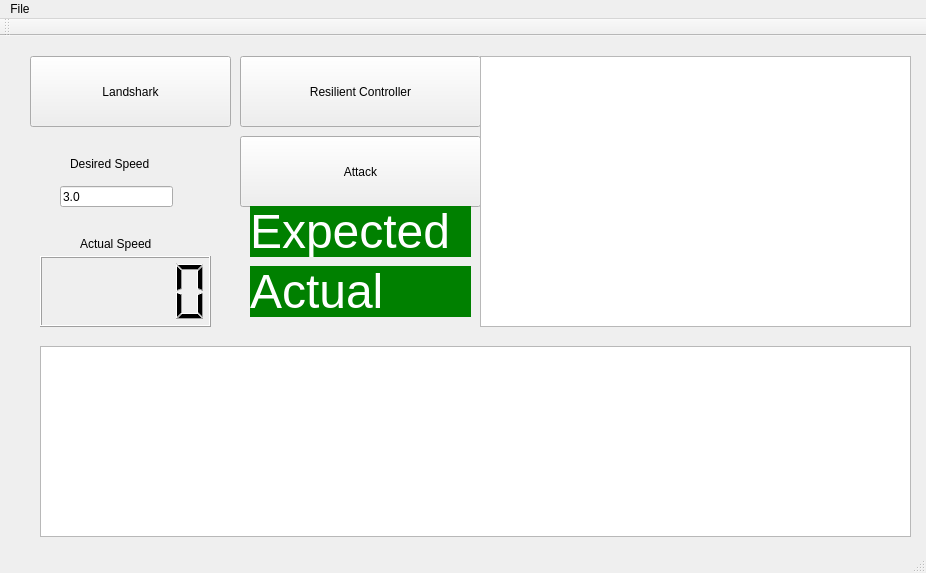
PRECISE/HACMSDemo, file hacms/mainwindow.ui: the form before one commit.
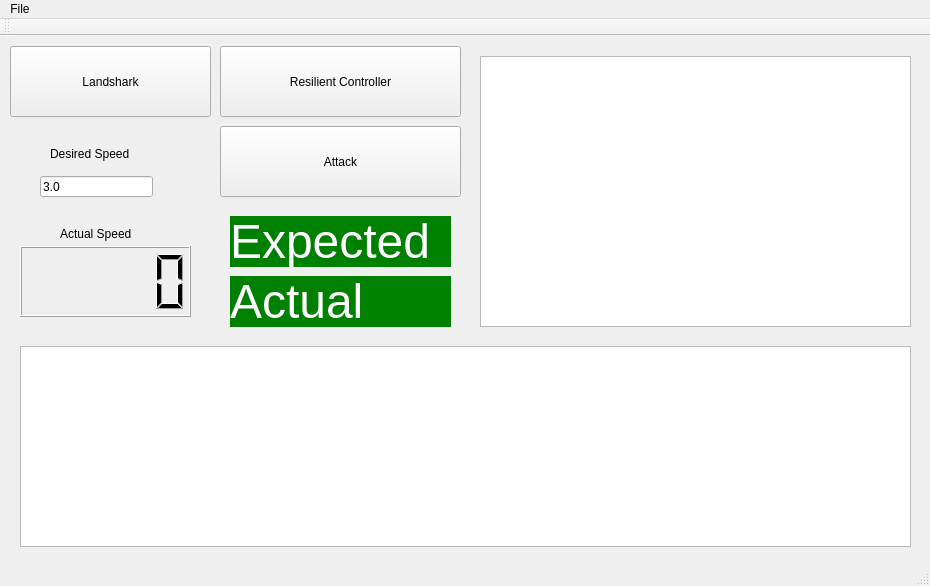
The form after the commit.

Commit message: Updated UI to improve object locations.

```diff
--- a/hacms/mainwindow.ui
+++ b/hacms/mainwindow.ui
@@ -7,8 +7,8 @@
    <rect>
     <x>0</x>
     <y>0</y>
-    <width>926</width>
-    <height>573</height>
+    <width>930</width>
+    <height>586</height>
    </rect>
   </property>
   <property name="windowTitle">
@@ -21,8 +21,8 @@
    <widget class="QPushButton" name="landsharkButton">
     <property name="geometry">
      <rect>
-      <x>30</x>
-      <y>20</y>
+      <x>10</x>
+      <y>10</y>
       <width>201</width>
       <height>71</height>
      </rect>
@@ -37,8 +37,8 @@
    <widget class="QPushButton" name="rcButton">
     <property name="geometry">
      <rect>
-      <x>240</x>
-      <y>20</y>
+      <x>220</x>
+      <y>10</y>
       <width>241</width>
       <height>71</height>
      </rect>
@@ -53,8 +53,8 @@
    <widget class="QPushButton" name="attackButton">
     <property name="geometry">
      <rect>
-      <x>240</x>
-      <y>100</y>
+      <x>220</x>
+      <y>90</y>
       <width>241</width>
       <height>71</height>
      </rect>
@@ -69,8 +69,8 @@
    <widget class="QLCDNumber" name="actualSpeedLCD">
     <property name="geometry">
      <rect>
-      <x>40</x>
-      <y>220</y>
+      <x>20</x>
+      <y>210</y>
       <width>171</width>
       <height>71</height>
      </rect>
@@ -79,8 +79,8 @@
    <widget class="QLabel" name="expectedLabel">
     <property name="geometry">
      <rect>
-      <x>250</x>
-      <y>170</y>
+      <x>230</x>
+      <y>180</y>
       <width>221</width>
       <height>51</height>
      </rect>
@@ -100,8 +100,8 @@
    <widget class="QLabel" name="actualLabel">
     <property name="geometry">
      <rect>
-      <x>250</x>
-      <y>230</y>
+      <x>230</x>
+      <y>240</y>
       <width>221</width>
       <height>51</height>
      </rect>
@@ -121,8 +121,8 @@
    <widget class="QLabel" name="desiredSpeedLabel">
     <property name="geometry">
      <rect>
-      <x>70</x>
-      <y>120</y>
+      <x>50</x>
+      <y>110</y>
       <width>101</width>
       <height>16</height>
      </rect>
@@ -134,8 +134,8 @@
    <widget class="QLineEdit" name="desiredSpeedEdit">
     <property name="geometry">
      <rect>
-      <x>60</x>
-      <y>150</y>
+      <x>40</x>
+      <y>140</y>
       <width>113</width>
       <height>21</height>
      </rect>
@@ -147,8 +147,8 @@
    <widget class="QLabel" name="actualSpeedLabel">
     <property name="geometry">
      <rect>
-      <x>80</x>
-      <y>200</y>
+      <x>60</x>
+      <y>190</y>
       <width>121</width>
       <height>16</height>
      </rect>
@@ -160,10 +160,10 @@
    <widget class="QPlainTextEdit" name="console">
     <property name="geometry">
      <rect>
-      <x>40</x>
+      <x>20</x>
       <y>310</y>
-      <width>871</width>
-      <height>191</height>
+      <width>891</width>
+      <height>201</height>
      </rect>
     </property>
     <property name="font">
@@ -192,7 +192,7 @@
     <rect>
      <x>0</x>
      <y>0</y>
-     <width>926</width>
+     <width>930</width>
      <height>22</height>
     </rect>
    </property>
```
The commit also changes 1 other file.
